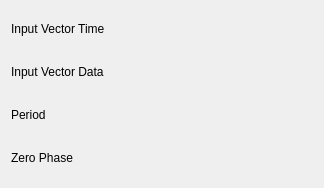
Before: the Qt Designer form src/plugins/dataobject/phase/phaseconfig.ui in Kst-plot/kst, drawn with Qt 5.
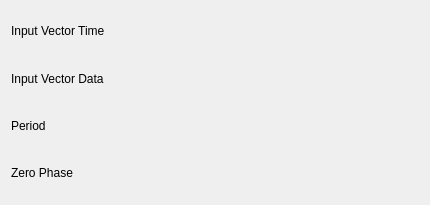
After: the same form once the commit is applied. Custom widgets are drawn as their Qt base class.

Diff of the .ui file:
```diff
--- a/src/plugins/dataobject/phase/phaseconfig.ui
+++ b/src/plugins/dataobject/phase/phaseconfig.ui
@@ -5,13 +5,19 @@
    <rect>
     <x>0</x>
     <y>0</y>
-    <width>324</width>
-    <height>188</height>
+    <width>430</width>
+    <height>205</height>
    </rect>
   </property>
+  <property name="minimumSize" >
+   <size>
+    <width>400</width>
+    <height>0</height>
+   </size>
+  </property>
   <layout class="QVBoxLayout" name="verticalLayout" >
    <item>
-    <layout class="QHBoxLayout" name="horizontalLayout" >
+    <layout class="QHBoxLayout" name="horizontalLayout_4" >
      <item>
       <widget class="QLabel" name="label_3" >
        <property name="sizePolicy" >
@@ -28,6 +34,19 @@
        </property>
       </widget>
      </item>
+     <item>
+      <spacer name="horizontalSpacer" >
+       <property name="orientation" >
+        <enum>Qt::Horizontal</enum>
+       </property>
+       <property name="sizeHint" stdset="0" >
+        <size>
+         <width>40</width>
+         <height>20</height>
+        </size>
+       </property>
+      </spacer>
+     </item>
      <item>
       <widget class="Kst::VectorSelector" native="1" name="_vectorTime" >
        <property name="sizePolicy" >
@@ -58,6 +77,19 @@
        </property>
       </widget>
      </item>
+     <item>
+      <spacer name="horizontalSpacer_2" >
+       <property name="orientation" >
+        <enum>Qt::Horizontal</enum>
+       </property>
+       <property name="sizeHint" stdset="0" >
+        <size>
+         <width>40</width>
+         <height>20</height>
+        </size>
+       </property>
+      </spacer>
+     </item>
      <item>
       <widget class="Kst::VectorSelector" native="1" name="_vectorData" >
        <property name="sizePolicy" >
@@ -88,13 +120,26 @@
        </property>
       </widget>
      </item>
+     <item>
+      <spacer name="horizontalSpacer_3" >
+       <property name="orientation" >
+        <enum>Qt::Horizontal</enum>
+       </property>
+       <property name="sizeHint" stdset="0" >
+        <size>
+         <width>40</width>
+         <height>20</height>
+        </size>
+       </property>
+      </spacer>
+     </item>
      <item>
       <widget class="Kst::ScalarSelector" native="1" name="_scalarPeriod" />
      </item>
     </layout>
    </item>
    <item>
-    <layout class="QHBoxLayout" name="horizontalLayout_4" >
+    <layout class="QHBoxLayout" name="horizontalLayout" >
      <item>
       <widget class="QLabel" name="label_6" >
        <property name="sizePolicy" >
@@ -111,6 +156,19 @@
        </property>
       </widget>
      </item>
+     <item>
+      <spacer name="horizontalSpacer_4" >
+       <property name="orientation" >
+        <enum>Qt::Horizontal</enum>
+       </property>
+       <property name="sizeHint" stdset="0" >
+        <size>
+         <width>40</width>
+         <height>20</height>
+        </size>
+       </property>
+      </spacer>
+     </item>
      <item>
       <widget class="Kst::ScalarSelector" native="1" name="_scalarZeroPhase" />
      </item>
```
